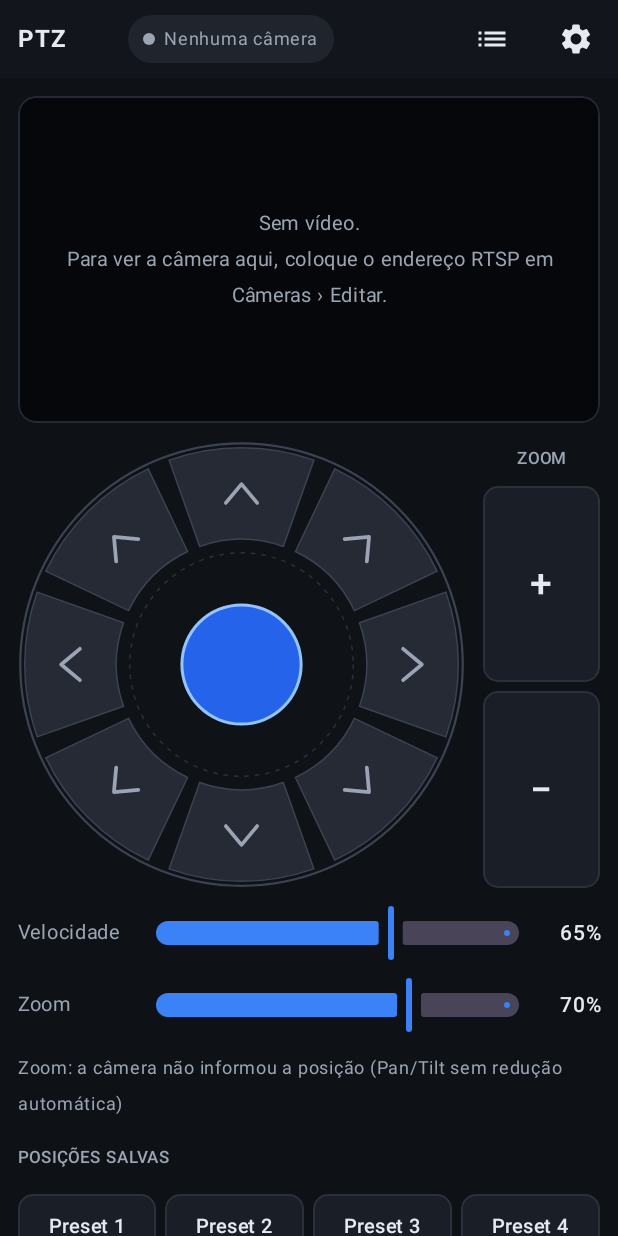
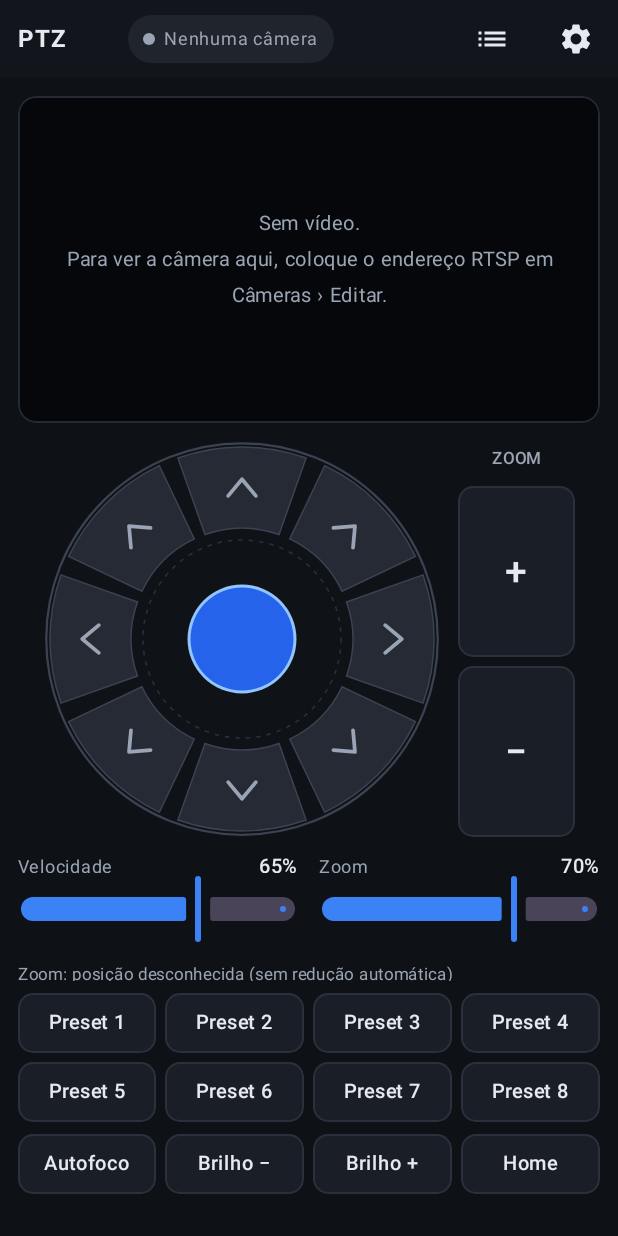
Before and after one commit to eleonardop/ptz-android, an Android app built with Jetpack Compose: the screen it shows after launch (MainActivity), on a phone screen of 412 x 824 dp. Run offline under Robolectric (Android 15) with nearby library versions, the phone set to English and light mode, and no system bars.

Commit message:
Tela de controle cabe inteira sem rolar
Com o vídeo fixo no topo, o joystick se ajusta ao espaço que sobra; velocidade e
zoom lado a lado; botões e presets um pouco mais baixos. O mesmo vale deitado.

Co-Authored-By: Claude Opus 5.5 <noreply@anthropic.com>
Claude-Session: https://claude.ai/code/session_01ChsCtzzmh5WTSWCfHnyMZx

```diff
--- a/app/src/main/java/com/ptzstudio/android/ui/ControlScreen.kt
+++ b/app/src/main/java/com/ptzstudio/android/ui/ControlScreen.kt
@@ -51,6 +51,7 @@ import androidx.compose.ui.semantics.contentDescription
 import androidx.compose.ui.semantics.semantics
 import androidx.compose.ui.text.font.FontWeight
 import androidx.compose.ui.text.style.TextAlign
+import androidx.compose.ui.text.style.TextOverflow
 import androidx.compose.ui.unit.Dp
 import androidx.compose.ui.unit.dp
 import androidx.compose.ui.unit.sp
@@ -102,44 +103,45 @@ fun ControlScreen(engine: Engine, onCameras: () -> Unit, onSettings: () -> Unit)
                 VideoCard(engine, settings, m) { fullscreen = true }
             }
             if (landscape) {
+                // Tudo cabe na tela sem rolar: o joystick ocupa o espaço que sobra na coluna da direita.
+                val rightW = (boxW.value - 36f) / 2.15f
+                val stick = min(rightW - 90f, boxH.value - 24f - 96f - 8f).coerceIn(130f, 260f)
                 Row(
                     Modifier.fillMaxSize().padding(12.dp),
                     horizontalArrangement = Arrangement.spacedBy(12.dp),
                 ) {
-                    Column(Modifier.weight(1.15f).fillMaxHeight(), verticalArrangement = Arrangement.spacedBy(10.dp)) {
+                    Column(Modifier.weight(1.15f).fillMaxHeight(), verticalArrangement = Arrangement.spacedBy(8.dp)) {
                         video(Modifier.fillMaxWidth().weight(1f))
                         PresetRow(settings, engine, onEdit = { editPreset = it })
                         QuickButtons(engine)
                     }
                     Column(
                         Modifier.weight(1f).fillMaxHeight().verticalScroll(rememberScrollState()),
-                        verticalArrangement = Arrangement.spacedBy(10.dp),
+                        verticalArrangement = Arrangement.spacedBy(8.dp, Alignment.CenterVertically),
                     ) {
-                        JoystickAndZoom(engine, joystickSize = min(240f, boxH.value * 0.62f).dp)
-                        SpeedSlider(engine, settings)
-                        ZoomSpeedSlider(engine, settings)
+                        JoystickAndZoom(engine, joystickSize = stick.dp)
+                        SpeedAndZoomSliders(engine, settings)
                         ZoomInfo(engine, settings)
                     }
                 }
             } else {
-                // O vídeo fica fixo no topo; só os controles rolam por baixo dele.
+                // O vídeo fica fixo no topo e os controles se ajustam ao espaço que sobra, sem precisar rolar.
                 Column(Modifier.fillMaxSize()) {
                     video(Modifier.padding(start = 12.dp, end = 12.dp, top = 12.dp, bottom = 8.dp).fillMaxWidth().aspectRatio(16f / 9f))
+                    BoxWithConstraints(Modifier.fillMaxWidth().weight(1f)) {
+                        val availH = maxHeight.value
+                        // Altura fixa do resto: velocidades 64, zoom atual 16, presets 86, botões 40, espaços e margens.
+                        val stick = min(boxW.value - 24f - 78f - 12f, availH - 270f).coerceIn(140f, 300f)
                         Column(
-                    Modifier.fillMaxWidth().weight(1f).verticalScroll(rememberScrollState()).padding(start = 12.dp, end = 12.dp, top = 4.dp, bottom = 12.dp),
-                    verticalArrangement = Arrangement.spacedBy(12.dp),
+                            Modifier.fillMaxSize().verticalScroll(rememberScrollState()).padding(start = 12.dp, end = 12.dp, top = 4.dp, bottom = 12.dp),
+                            verticalArrangement = Arrangement.spacedBy(8.dp),
                         ) {
-                    JoystickAndZoom(engine, joystickSize = min(300f, boxW.value - 24f - 78f - 12f).dp)
-                    SpeedSlider(engine, settings)
-                    ZoomSpeedSlider(engine, settings)
+                            JoystickAndZoom(engine, joystickSize = stick.dp)
+                            SpeedAndZoomSliders(engine, settings)
                             ZoomInfo(engine, settings)
-                    SectionTitle("Posições salvas")
                             PresetGrid(settings, engine, onEdit = { editPreset = it })
                             QuickButtons(engine)
-                    Text(
-                        "Toque num preset para ir até ele. Toque e segure para salvar a posição atual ou mudar o nome.",
-                        color = Palette.Muted, fontSize = 12.sp,
-                    )
+                        }
                     }
                 }
             }
@@ -361,16 +363,31 @@ private fun VirtualJoystick(engine: Engine, size: Dp) {
     }
 }
 
+/** Velocidade do Pan/Tilt e do zoom lado a lado (economiza espaço). */
 @Composable
-private fun SpeedSlider(engine: Engine, settings: AppSettings) {
+private fun SpeedAndZoomSliders(engine: Engine, settings: AppSettings) {
     val m = settings.motion
-    PercentRow("Velocidade", m.speedPercent) { engine.setMotion(m.copy(speedPercent = it)) }
+    Row(Modifier.fillMaxWidth(), horizontalArrangement = Arrangement.spacedBy(14.dp)) {
+        CompactSlider("Velocidade", m.speedPercent, Modifier.weight(1f)) { engine.setMotion(m.copy(speedPercent = it)) }
+        CompactSlider("Zoom", m.zoomSpeedPercent, Modifier.weight(1f)) { engine.setMotion(m.copy(zoomSpeedPercent = it)) }
+    }
 }
 
 @Composable
-private fun ZoomSpeedSlider(engine: Engine, settings: AppSettings) {
-    val m = settings.motion
-    PercentRow("Zoom", m.zoomSpeedPercent) { engine.setMotion(m.copy(zoomSpeedPercent = it)) }
+private fun CompactSlider(label: String, value: Int, modifier: Modifier, onChange: (Int) -> Unit) {
+    Column(modifier) {
+        Row(Modifier.fillMaxWidth().height(16.dp), verticalAlignment = Alignment.CenterVertically) {
+            Text(label, color = Palette.Muted, fontSize = 12.sp, modifier = Modifier.weight(1f))
+            Text("$value%", color = Palette.Text, fontSize = 13.sp, fontWeight = FontWeight.SemiBold)
+        }
+        Slider(
+            value = value.toFloat(),
+            onValueChange = { onChange(it.toInt().coerceIn(1, 100)) },
+            valueRange = 1f..100f,
+            modifier = Modifier.fillMaxWidth().height(48.dp),
+            colors = SliderDefaults.colors(thumbColor = Palette.AccentBright, activeTrackColor = Palette.AccentBright),
+        )
+    }
 }
 
 /** Mostra o zoom atual e quanto o Pan/Tilt foi reduzido por causa dele. */
@@ -380,35 +397,20 @@ private fun ZoomInfo(engine: Engine, settings: AppSettings) {
     val m = settings.motion
     val z = zoom
     val text = when {
-        z == null -> "Zoom: a câmera não informou a posição (Pan/Tilt sem redução automática)"
+        z == null -> "Zoom: posição desconhecida (sem redução automática)"
         !m.zoomSlowdownEnabled -> "Zoom ${(z * 100).toInt()}%"
         else -> "Zoom ${(z * 100).toInt()}% · Pan/Tilt a ${(m.zoomSlowdownFactor(z) * 100).toInt()}% da velocidade"
     }
-    Text(text, color = if (z == null) Palette.Muted else Palette.Soft, fontSize = 12.sp)
-}
-
-@Composable
-private fun PercentRow(label: String, value: Int, onChange: (Int) -> Unit) {
-    Row(verticalAlignment = Alignment.CenterVertically, horizontalArrangement = Arrangement.spacedBy(8.dp)) {
-        Text(label, color = Palette.Muted, fontSize = 13.sp, modifier = Modifier.width(82.dp))
-        Slider(
-            value = value.toFloat(),
-            onValueChange = { onChange(it.toInt().coerceIn(1, 100)) },
-            valueRange = 1f..100f,
-            modifier = Modifier.weight(1f).height(36.dp),
-            colors = SliderDefaults.colors(thumbColor = Palette.AccentBright, activeTrackColor = Palette.AccentBright),
-        )
-        Text("$value%", color = Palette.Text, fontSize = 14.sp, fontWeight = FontWeight.SemiBold, modifier = Modifier.width(44.dp), textAlign = TextAlign.End)
-    }
+    Text(text, color = if (z == null) Palette.Muted else Palette.Soft, fontSize = 11.sp, maxLines = 1, overflow = TextOverflow.Ellipsis, modifier = Modifier.height(16.dp))
 }
 
 @Composable
 private fun QuickButtons(engine: Engine) {
     Row(Modifier.fillMaxWidth(), horizontalArrangement = Arrangement.spacedBy(6.dp)) {
-        PadTile("Autofoco", Modifier.weight(1f)) { engine.autofocus() }
-        PadTile("Brilho −", Modifier.weight(1f)) { engine.brightness(-1) }
-        PadTile("Brilho +", Modifier.weight(1f)) { engine.brightness(1) }
-        PadTile("Home", Modifier.weight(1f)) { engine.home() }
+        PadTile("Autofoco", Modifier.weight(1f), height = 40.dp) { engine.autofocus() }
+        PadTile("Brilho −", Modifier.weight(1f), height = 40.dp) { engine.brightness(-1) }
+        PadTile("Brilho +", Modifier.weight(1f), height = 40.dp) { engine.brightness(1) }
+        PadTile("Home", Modifier.weight(1f), height = 40.dp) { engine.home() }
     }
 }
 
@@ -419,7 +421,7 @@ private fun PresetRow(settings: AppSettings, engine: Engine, onEdit: (Int) -> Un
             PadTile(
                 settings.presetNames.getOrElse(n - 1) { "$n" },
                 Modifier.weight(1f),
-                height = 48.dp,
+                height = 40.dp,
                 onLongPress = { onEdit(n) },
             ) { engine.recallPreset(n) }
         }
@@ -436,6 +438,7 @@ private fun PresetGrid(settings: AppSettings, engine: Engine, onEdit: (Int) -> U
                     PadTile(
                         settings.presetNames.getOrElse(n - 1) { "$n" },
                         Modifier.weight(1f),
+                        height = 40.dp,
                         onLongPress = { onEdit(n) },
                     ) { engine.recallPreset(n) }
                 }
```
Lines whose indentation alone changed are shown as unchanged.
